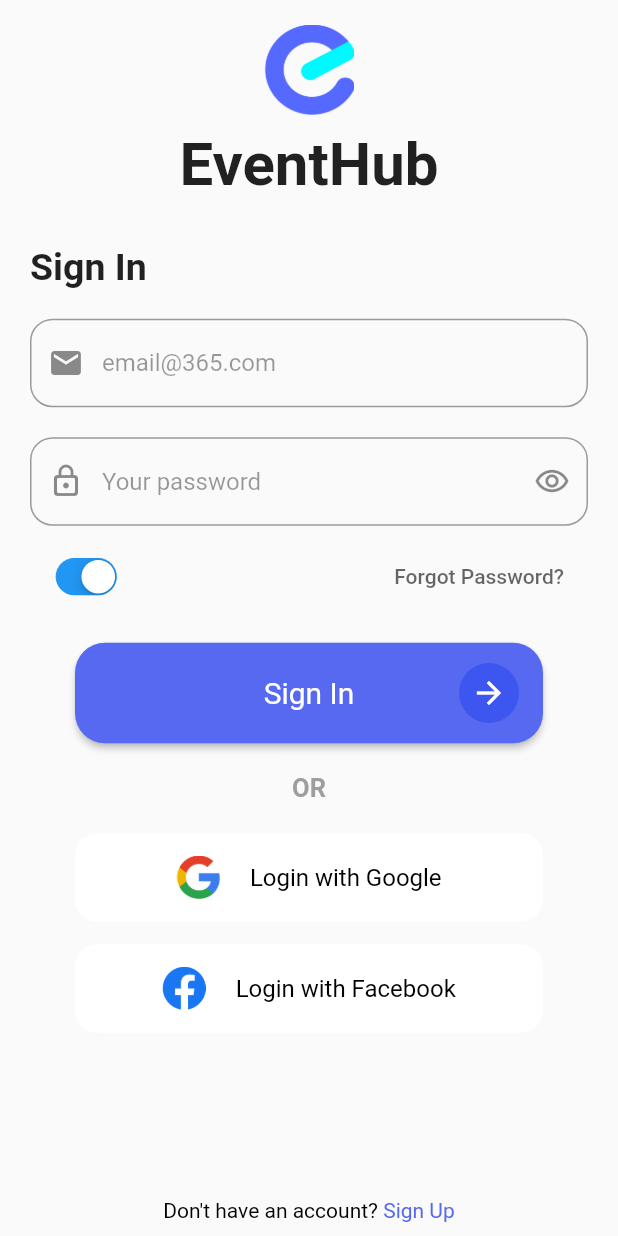
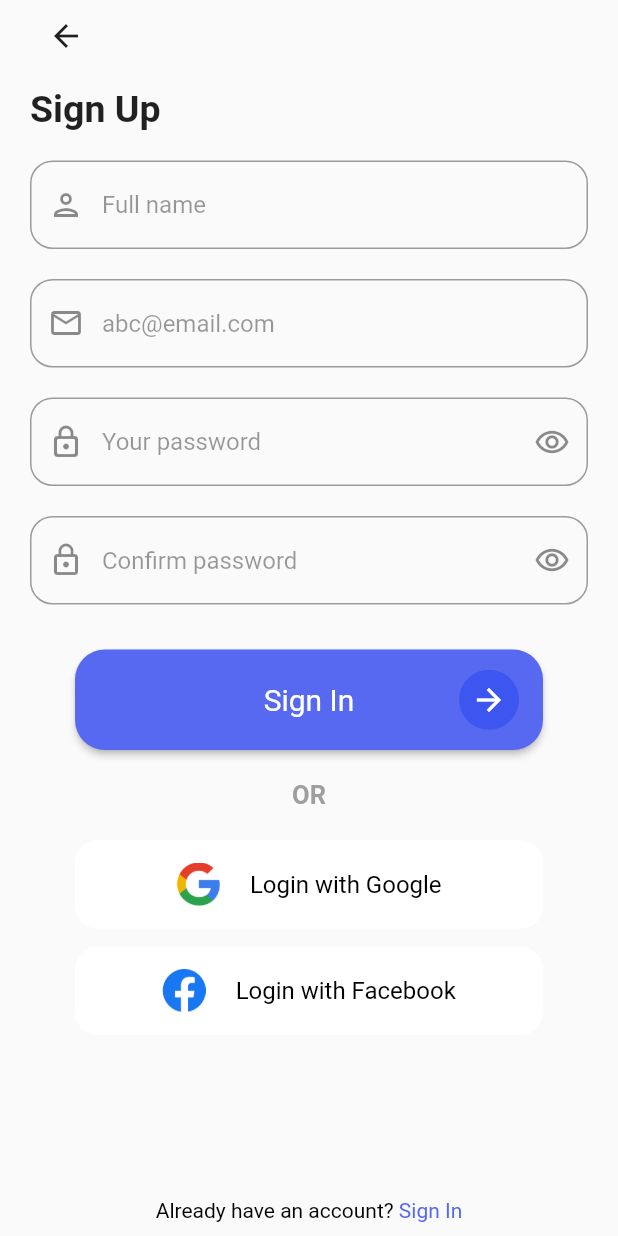
Before and after one commit to flutter-preview/DiftaFitrahul-booking-app-with-getx-and-express-js, a Flutter app: the screen it shows after launch, on a phone screen of 412 x 824 dp. Run offline on Flutter 3.47's test engine with Material 2 defaults, Android fonts, the phone set to English and light mode, and no system bars; our stand-ins replace device_preview.

Commit message:
finish create register page

```diff
--- a/lib/main.dart
+++ b/lib/main.dart
@@ -1,4 +1,5 @@
-import 'package:booking_app/login_page.dart';
+import 'package:booking_app/page/login_page.dart';
+import 'package:booking_app/page/register_page.dart';
 import 'package:device_preview/device_preview.dart';
 import 'package:flutter/foundation.dart';
 import 'package:flutter/material.dart';
@@ -19,6 +20,6 @@ class MainApp extends StatelessWidget {
         locale: DevicePreview.locale(context),
         builder: DevicePreview.appBuilder,
         debugShowCheckedModeBanner: false,
-        home: const LoginPage());
+        home: const RegisterPage());
   }
 }
--- a/lib/login_page.dart
+++ b/lib/page/login_page.dart
@@ -18,7 +18,7 @@ class LoginPage extends StatelessWidget {
     return Scaffold(
       body: SafeArea(
           child: LayoutBuilder(
-              builder: (context, constraints) => SingleChildScrollView(
+              builder: (_, constraints) => SingleChildScrollView(
                     child: ConstrainedBox(
                       constraints:
                           BoxConstraints(minHeight: constraints.maxHeight),
--- /dev/null
+++ b/lib/page/register_page.dart
@@ -0,0 +1,151 @@
+import 'package:booking_app/components/button_auth_component.dart';
+import 'package:booking_app/components/form_auth_component.dart';
+import 'package:booking_app/components/provider_button_component.dart';
+import 'package:flutter/gestures.dart';
+import 'package:flutter/material.dart';
+
+class RegisterPage extends StatelessWidget {
+  const RegisterPage({super.key});
+
+  @override
+  Widget build(BuildContext context) {
+    final _textController = TextEditingController();
+    final screenHeight = MediaQuery.sizeOf(context).height;
+    return Scaffold(
+      body: SafeArea(
+          child: LayoutBuilder(
+        builder: (_, constraints) => SingleChildScrollView(
+          child: ConstrainedBox(
+            constraints: BoxConstraints(minHeight: constraints.maxHeight),
+            child: IntrinsicHeight(
+              child: Padding(
+                padding: const EdgeInsets.symmetric(horizontal: 20),
+                child: Column(
+                  crossAxisAlignment: CrossAxisAlignment.center,
+                  children: [
+                    Align(
+                      alignment: Alignment.centerLeft,
+                      child: IconButton(
+                        onPressed: () {},
+                        icon: const Icon(Icons.arrow_back),
+                      ),
+                    ),
+                    SizedBox(
+                      height: screenHeight < 880 ? 10 : 20,
+                    ),
+                    const Align(
+                        alignment: Alignment.centerLeft,
+                        child: Text(
+                          'Sign Up',
+                          style: TextStyle(
+                              fontSize: 25, fontWeight: FontWeight.w600),
+                        )),
+                    const SizedBox(
+                      height: 20,
+                    ),
+                    FormAuthComp(
+                        formController: _textController,
+                        hintText: 'Full name',
+                        leadingIcon: const Icon(Icons.person_outlined),
+                        trailingButton: null),
+                    const SizedBox(
+                      height: 20,
+                    ),
+                    FormAuthComp(
+                        formController: _textController,
+                        hintText: 'abc@email.com',
+                        leadingIcon: const Icon(Icons.email_outlined),
+                        trailingButton: null),
+                    const SizedBox(
+                      height: 20,
+                    ),
+                    FormAuthComp(
+                        formController: _textController,
+                        hintText: 'Your password',
+                        leadingIcon: const Icon(Icons.lock_outline_rounded),
+                        trailingButton: IconButton(
+                          onPressed: () {},
+                          icon: const Icon(Icons.remove_red_eye_outlined),
+                        )),
+                    const SizedBox(
+                      height: 20,
+                    ),
+                    FormAuthComp(
+                        formController: _textController,
+                        hintText: 'Confirm password',
+                        leadingIcon: const Icon(Icons.lock_outline),
+                        trailingButton: IconButton(
+                          onPressed: () {},
+                          icon: const Icon(Icons.remove_red_eye_outlined),
+                        )),
+                    const SizedBox(
+                      height: 30,
+                    ),
+                    ButtonAuthComp(
+                      title: 'Sign In',
+                      onPress: () {},
+                    ),
+                    Padding(
+                      padding: EdgeInsets.symmetric(
+                        vertical: screenHeight < 880
+                            ? 20
+                            : screenHeight < 950
+                                ? 25
+                                : 35,
+                      ),
+                      child: Text(
+                        'OR',
+                        style: TextStyle(
+                            fontSize: screenHeight < 880 ? 17 : 20,
+                            fontWeight: FontWeight.bold,
+                            color: Colors.grey),
+                      ),
+                    ),
+                    ProviderLogButton(
+                      title: 'Login with Google',
+                      logoPath: 'assets/google.png',
+                      onPress: () {},
+                    ),
+                    SizedBox(
+                      height: screenHeight < 880
+                          ? 12.0
+                          : screenHeight < 950
+                              ? 20
+                              : 25,
+                    ),
+                    ProviderLogButton(
+                      title: 'Login with Facebook',
+                      logoPath: 'assets/facebook.png',
+                      onPress: () {},
+                    ),
+                    const Expanded(child: SizedBox()),
+                    Padding(
+                        padding: EdgeInsets.only(
+                          bottom: screenHeight < 880
+                              ? 9.0
+                              : screenHeight < 950
+                                  ? 30
+                                  : 80.0,
+                        ),
+                        child: RichText(
+                            text: TextSpan(
+                                text: 'Already have an account? ',
+                                style: const TextStyle(color: Colors.black),
+                                children: [
+                              TextSpan(
+                                  text: 'Sign In',
+                                  style: const TextStyle(
+                                      color: Color.fromARGB(255, 86, 105, 240)),
+                                  recognizer: TapGestureRecognizer()
+                                    ..onTap = () {})
+                            ])))
+                  ],
+                ),
+              ),
+            ),
+          ),
+        ),
+      )),
+    );
+  }
+}
```
